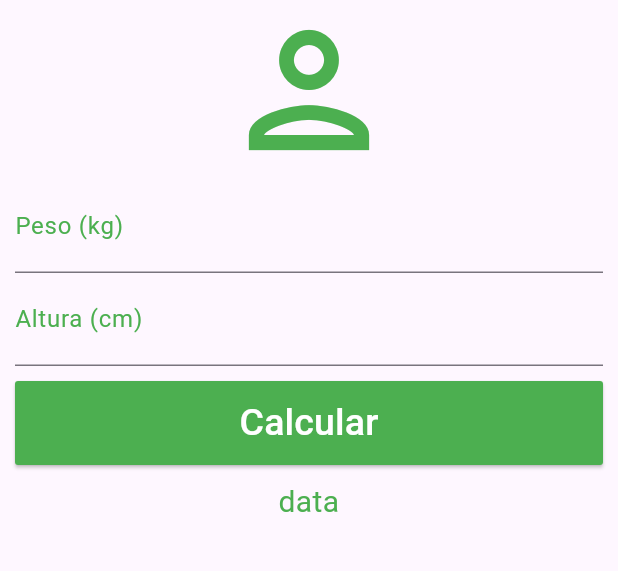
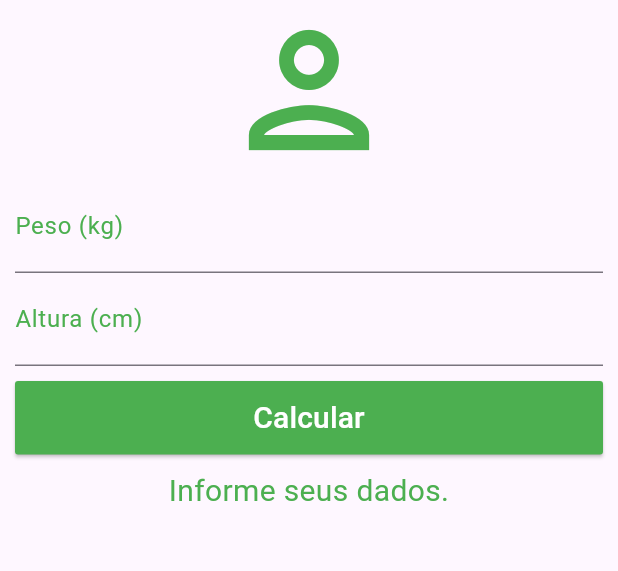
Before and after one commit to Manrick-Lazaro/calculadora-de-IMC, a Flutter app: the screen it shows after launch, after a tap on "Calcular", on a phone screen of 412 x 824 dp, the part 84-655 px from its top. Run offline on Flutter 3.47's test engine with Material 3 defaults, Android fonts, the light colour scheme and no system bars.

Commit message:
feat: Implementa o calculo do imc

```diff
--- a/lib/main.dart
+++ b/lib/main.dart
@@ -12,6 +12,42 @@
 }
 
 class _HomeState extends State<Home> {
+  TextEditingController weightController = TextEditingController();
+  TextEditingController heightController = TextEditingController();
+
+  String imcInfo = "Informe seus dados.";
+
+  void _resetFields() {
+    setState(() {
+      heightController.clear();
+      weightController.clear();
+      imcInfo = "Informe seus dados.";
+    });
+  }
+
+  void _calculate() {
+    double weight = double.parse(weightController.text);
+    double height = double.parse(heightController.text) / 100;
+
+    double imc = weight / (height * height);
+
+    setState(() {
+      if(imc < 18.6) {
+        imcInfo = "Abaixo do peso [${imc.toStringAsPrecision(2)}]";
+      } else if (imc > 18.6 && imc < 24.9) {
+        imcInfo = "Peso ideal [${imc.toStringAsPrecision(2)}]";
+      } else if (imc > 24.9 && imc < 29.9) {
+        imcInfo = "Levemente acima do peso [${imc.toStringAsPrecision(2)}]";
+      }else if (imc > 29.9 && imc < 34.9) {
+        imcInfo = "Obesidade grau I [${imc.toStringAsPrecision(2)}]";
+      }else if (imc > 34.9 && imc < 39.9) {
+        imcInfo = "Obesidade grau II [${imc.toStringAsPrecision(2)}]";
+      }else if (imc > 39.9) {
+        imcInfo = "Obesidade grau I [${imc.toStringAsPrecision(2)}]";
+      }
+    });
+  }
+
   @override
   Widget build(BuildContext context) {
     return Scaffold(
@@ -24,7 +60,7 @@
         centerTitle: true,
         actions: [
           IconButton(
-            onPressed: () {},
+            onPressed: _resetFields,
             icon: Icon(Icons.refresh, color: Colors.white),
           ),
         ],
@@ -43,6 +79,7 @@
               ),
               textAlign: TextAlign.center,
               style: TextStyle(color: Colors.green, fontSize: 20),
+              controller: weightController,
             ),
             TextField(
               keyboardType: TextInputType.number,
@@ -52,11 +89,12 @@
               ),
               textAlign: TextAlign.center,
               style: TextStyle(color: Colors.green, fontSize: 20),
+              controller: heightController,
             ),
             Padding(
               padding: const EdgeInsets.symmetric(vertical: 10),
               child: ElevatedButton(
-                onPressed: () {},
+                onPressed: _calculate,
                 style: ElevatedButton.styleFrom(
                   backgroundColor: Colors.green,
                   shape: RoundedRectangleBorder(
@@ -66,12 +104,12 @@
                 ),
                 child: Text(
                   'Calcular',
-                  style: TextStyle(color: Colors.white, fontSize: 25),
+                  style: TextStyle(color: Colors.white, fontSize: 20),
                 ),
               ),
             ),
             Text(
-              'data',
+              imcInfo,
               style: TextStyle(fontSize: 20, color: Colors.green),
               textAlign: TextAlign.center,
             ),
```
